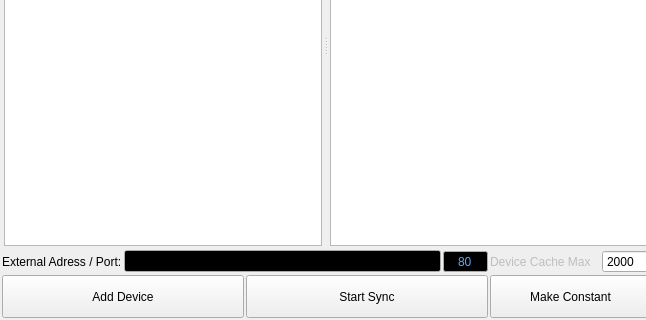
Before: the Qt Designer form ui/connection-display.ui in berndhs/arado, drawn with Qt 5; both pictures show x 0 to 646 and y 160 to 480 of the 978 by 480 pixel window.
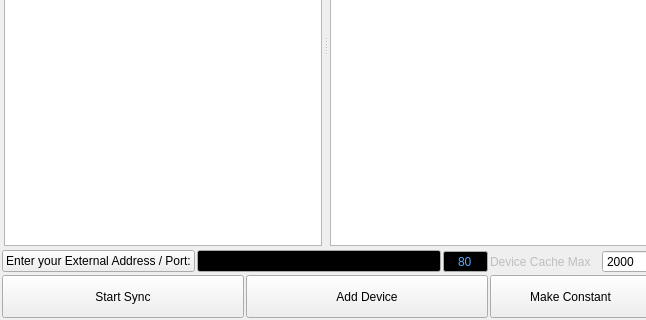
After: the same form once the commit is applied. Icons and pictures are not drawn.

Commit message: update listener edit form layout with heartbeat button icon.

Diff of the .ui file:
```diff
--- a/ui/connection-display.ui
+++ b/ui/connection-display.ui
@@ -507,9 +507,16 @@
    <item row="2" column="0">
     <layout class="QHBoxLayout" name="horizontalLayout_2">
      <item>
-      <widget class="QLabel" name="externaliplabel">
+      <widget class="QPushButton" name="buttonExternalip">
+       <property name="toolTip">
+        <string>Arado Heartbeat Base.</string>
+       </property>
        <property name="text">
-        <string>External Adress / Port:</string>
+        <string>Enter your External Address / Port:</string>
+       </property>
+       <property name="icon">
+        <iconset resource="../arado.qrc">
+         <normaloff>:/images/heartbeat.png</normaloff>:/images/heartbeat.png</iconset>
        </property>
       </widget>
      </item>
@@ -839,6 +846,38 @@
    </item>
    <item row="4" column="0">
     <layout class="QHBoxLayout" name="horizontalLayout_4">
+     <item>
+      <widget class="QPushButton" name="buttonStartSync">
+       <property name="sizePolicy">
+        <sizepolicy hsizetype="Expanding" vsizetype="Fixed">
+         <horstretch>0</horstretch>
+         <verstretch>0</verstretch>
+        </sizepolicy>
+       </property>
+       <property name="minimumSize">
+        <size>
+         <width>0</width>
+         <height>43</height>
+        </size>
+       </property>
+       <property name="toolTip">
+        <string>Connect Devices and start to sync URLs.</string>
+       </property>
+       <property name="text">
+        <string>Start Sync</string>
+       </property>
+       <property name="icon">
+        <iconset resource="../arado.qrc">
+         <normaloff>:/images/noatunloopsong.png</normaloff>:/images/noatunloopsong.png</iconset>
+       </property>
+       <property name="iconSize">
+        <size>
+         <width>32</width>
+         <height>32</height>
+        </size>
+       </property>
+      </widget>
+     </item>
      <item>
       <widget class="QPushButton" name="buttonAddDevice">
        <property name="sizePolicy">
@@ -877,38 +916,6 @@
        </property>
       </widget>
      </item>
-     <item>
-      <widget class="QPushButton" name="buttonStartSync">
-       <property name="sizePolicy">
-        <sizepolicy hsizetype="Expanding" vsizetype="Fixed">
-         <horstretch>0</horstretch>
-         <verstretch>0</verstretch>
-        </sizepolicy>
-       </property>
-       <property name="minimumSize">
-        <size>
-         <width>0</width>
-         <height>43</height>
-        </size>
-       </property>
-       <property name="toolTip">
-        <string>Connect Devices and start to sync URLs.</string>
-       </property>
-       <property name="text">
-        <string>Start Sync</string>
-       </property>
-       <property name="icon">
-        <iconset resource="../arado.qrc">
-         <normaloff>:/images/noatunloopsong.png</normaloff>:/images/noatunloopsong.png</iconset>
-       </property>
-       <property name="iconSize">
-        <size>
-         <width>32</width>
-         <height>32</height>
-        </size>
-       </property>
-      </widget>
-     </item>
     </layout>
    </item>
   </layout>
```
The commit also changes 5 other files.
